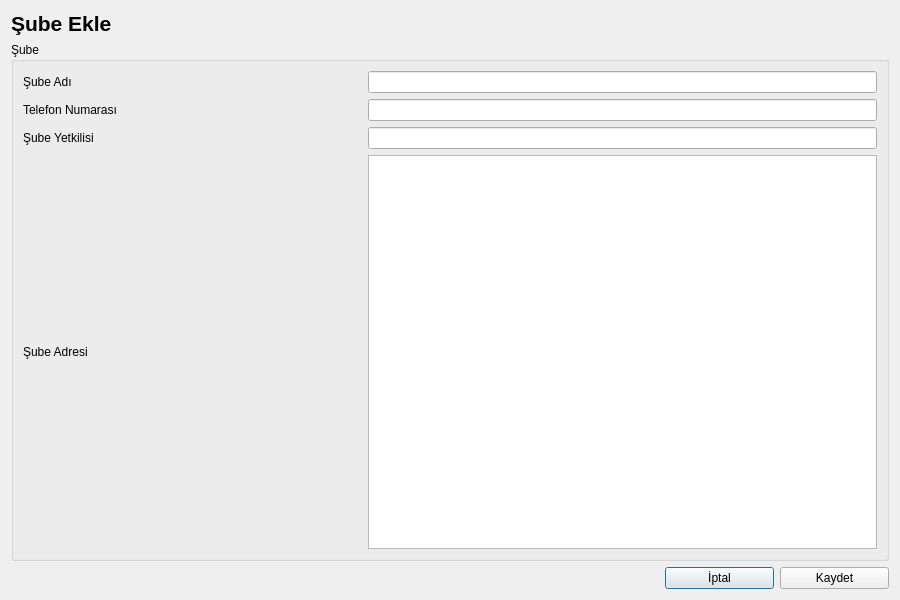
First picture: the form in UI/VeriFormlari/krgsubebilgileriekle.ui, repository Alder-Team/KargoOtomasyonu, before the edit.
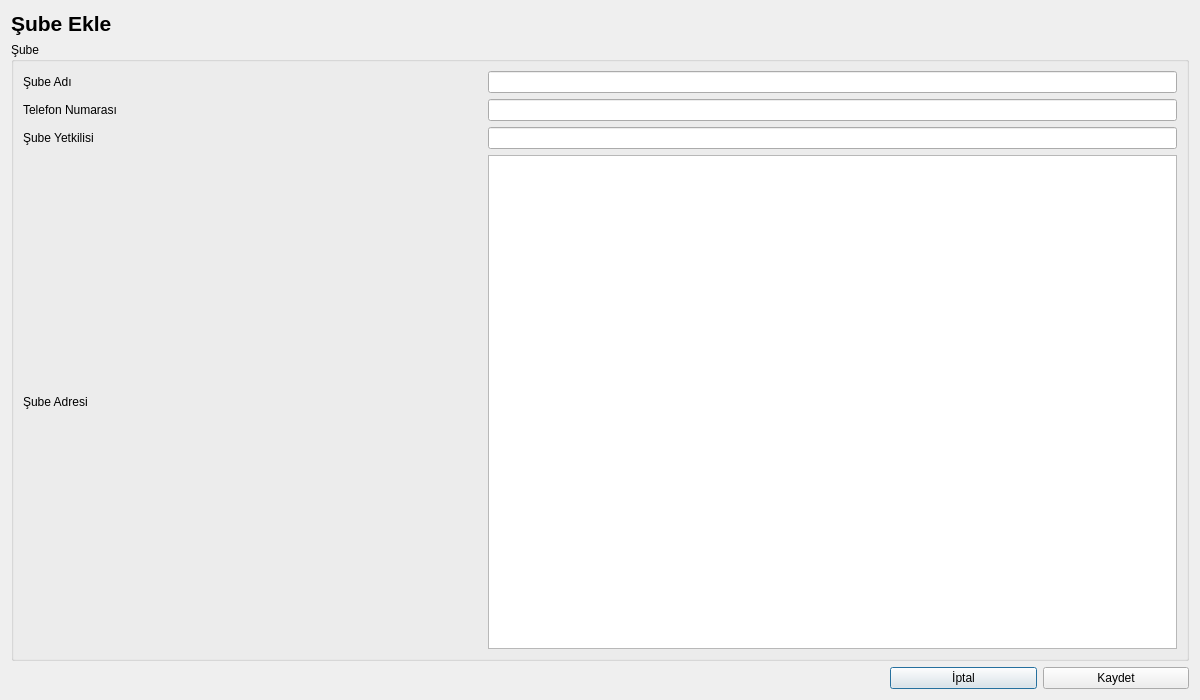
Second picture: the form after the edit.

Diff of the .ui file:
```diff
--- a/UI/VeriFormlari/krgsubebilgileriekle.ui
+++ b/UI/VeriFormlari/krgsubebilgileriekle.ui
@@ -6,8 +6,8 @@
    <rect>
     <x>0</x>
     <y>0</y>
-    <width>900</width>
-    <height>600</height>
+    <width>1200</width>
+    <height>700</height>
    </rect>
   </property>
   <property name="windowTitle">
```
